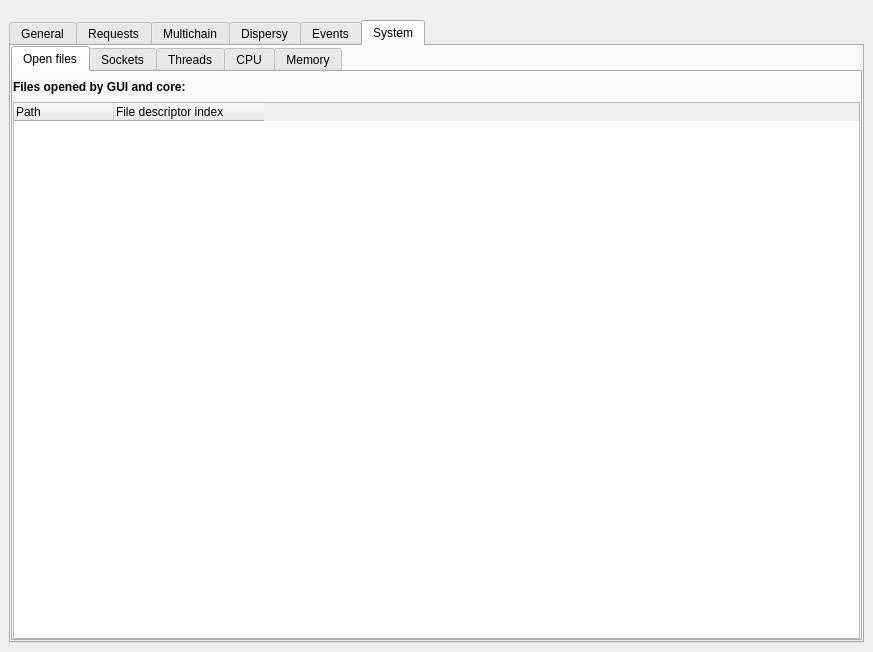
First picture: the form in TriblerGUI/qt_resources/debugwindow.ui, repository Tribler/tribler, before the edit.
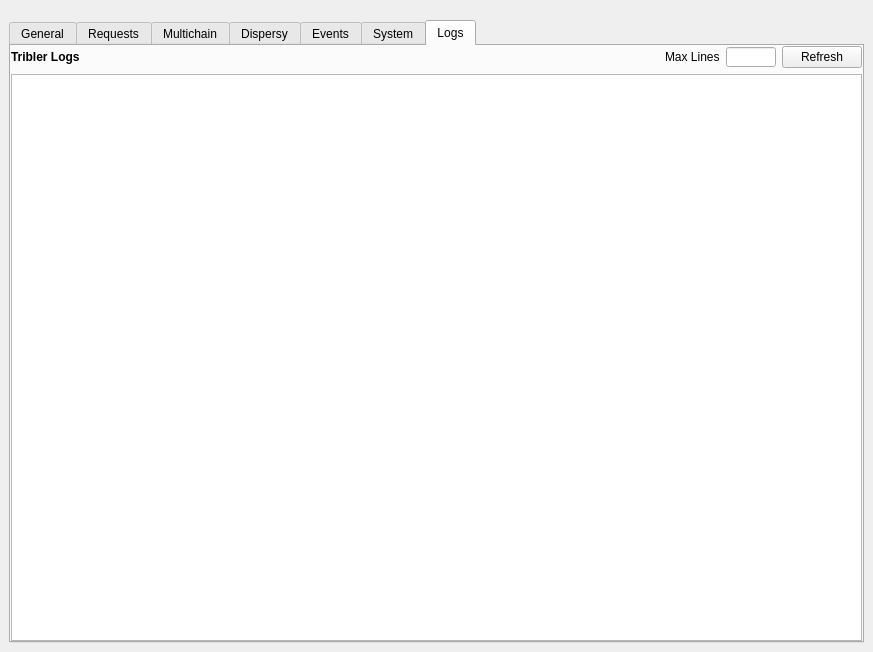
Second picture: the form after the edit. The open tabs and pages were chosen to show the change.

What changed in the file:
```diff
--- a/TriblerGUI/qt_resources/debugwindow.ui
+++ b/TriblerGUI/qt_resources/debugwindow.ui
@@ -712,6 +712,131 @@
         </item>
        </layout>
       </widget>
+      <widget class="QWidget" name="tab_logs">
+       <attribute name="title">
+        <string>Logs</string>
+       </attribute>
+       <layout class="QVBoxLayout" name="verticalLayout">
+        <property name="leftMargin">
+         <number>0</number>
+        </property>
+        <property name="topMargin">
+         <number>0</number>
+        </property>
+        <property name="rightMargin">
+         <number>0</number>
+        </property>
+        <property name="bottomMargin">
+         <number>0</number>
+        </property>
+        <item>
+         <layout class="QHBoxLayout" name="horizontalLayout_3">
+          <property name="sizeConstraint">
+           <enum>QLayout::SetFixedSize</enum>
+          </property>
+          <item>
+           <widget class="QLabel" name="tribler_logs_label">
+            <property name="sizePolicy">
+             <sizepolicy hsizetype="Preferred" vsizetype="Fixed">
+              <horstretch>0</horstretch>
+              <verstretch>0</verstretch>
+             </sizepolicy>
+            </property>
+            <property name="styleSheet">
+             <string notr="true">font-weight: bold;</string>
+            </property>
+            <property name="text">
+             <string>Tribler Logs</string>
+            </property>
+           </widget>
+          </item>
+          <item>
+           <spacer name="log_header_spacer">
+            <property name="orientation">
+             <enum>Qt::Horizontal</enum>
+            </property>
+            <property name="sizeType">
+             <enum>QSizePolicy::Expanding</enum>
+            </property>
+            <property name="sizeHint" stdset="0">
+             <size>
+              <width>0</width>
+              <height>20</height>
+             </size>
+            </property>
+           </spacer>
+          </item>
+          <item>
+           <widget class="QLabel" name="max_lines_label">
+            <property name="sizePolicy">
+             <sizepolicy hsizetype="Preferred" vsizetype="Fixed">
+              <horstretch>0</horstretch>
+              <verstretch>0</verstretch>
+             </sizepolicy>
+            </property>
+            <property name="text">
+             <string>Max Lines</string>
+            </property>
+           </widget>
+          </item>
+          <item>
+           <widget class="QLineEdit" name="max_lines_value">
+            <property name="maximumSize">
+             <size>
+              <width>50</width>
+              <height>20</height>
+             </size>
+            </property>
+            <property name="toolTip">
+             <string>Max Lines</string>
+            </property>
+           </widget>
+          </item>
+          <item>
+           <widget class="QPushButton" name="log_refresh_button">
+            <property name="text">
+             <string>Refresh</string>
+            </property>
+           </widget>
+          </item>
+         </layout>
+        </item>
+        <item>
+         <widget class="QTextEdit" name="log_display_area">
+          <property name="sizePolicy">
+           <sizepolicy hsizetype="Expanding" vsizetype="MinimumExpanding">
+            <horstretch>0</horstretch>
+            <verstretch>0</verstretch>
+           </sizepolicy>
+          </property>
+          <property name="minimumSize">
+           <size>
+            <width>0</width>
+            <height>160</height>
+           </size>
+          </property>
+          <property name="maximumSize">
+           <size>
+            <width>16777215</width>
+            <height>16777215</height>
+           </size>
+          </property>
+          <property name="font">
+           <font>
+            <family>Courier 10 Pitch</family>
+            <pointsize>10</pointsize>
+           </font>
+          </property>
+          <property name="lineWrapMode">
+           <enum>QTextEdit::NoWrap</enum>
+          </property>
+          <property name="readOnly">
+           <bool>true</bool>
+          </property>
+         </widget>
+        </item>
+       </layout>
+      </widget>
      </widget>
     </item>
    </layout>
```
